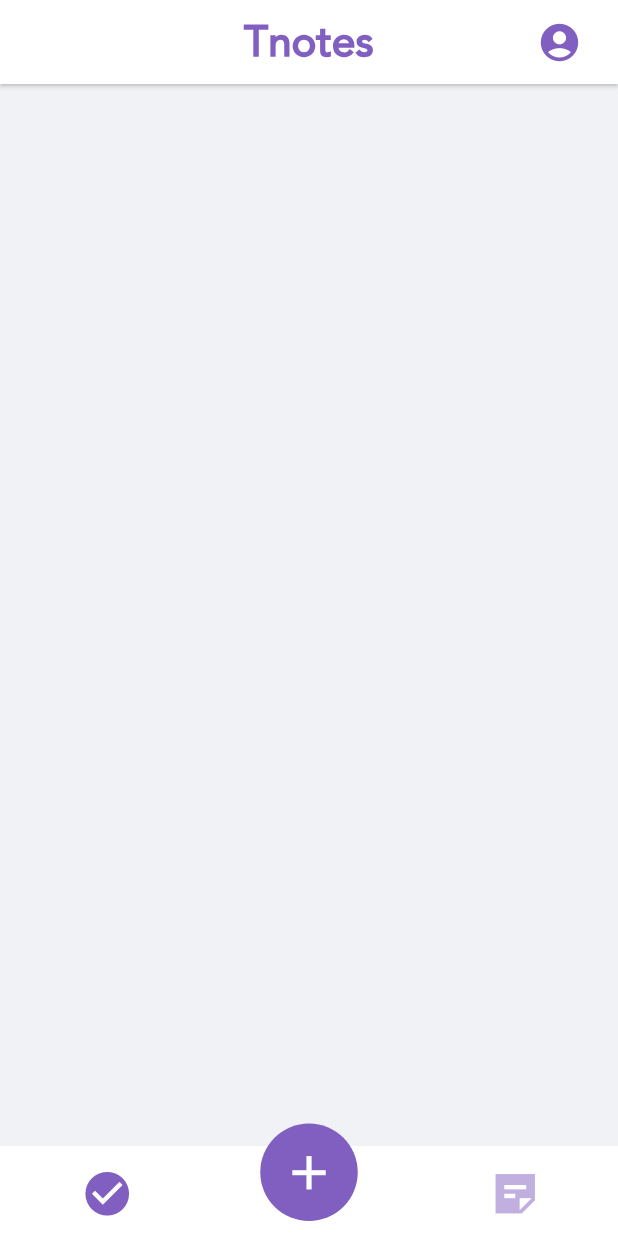
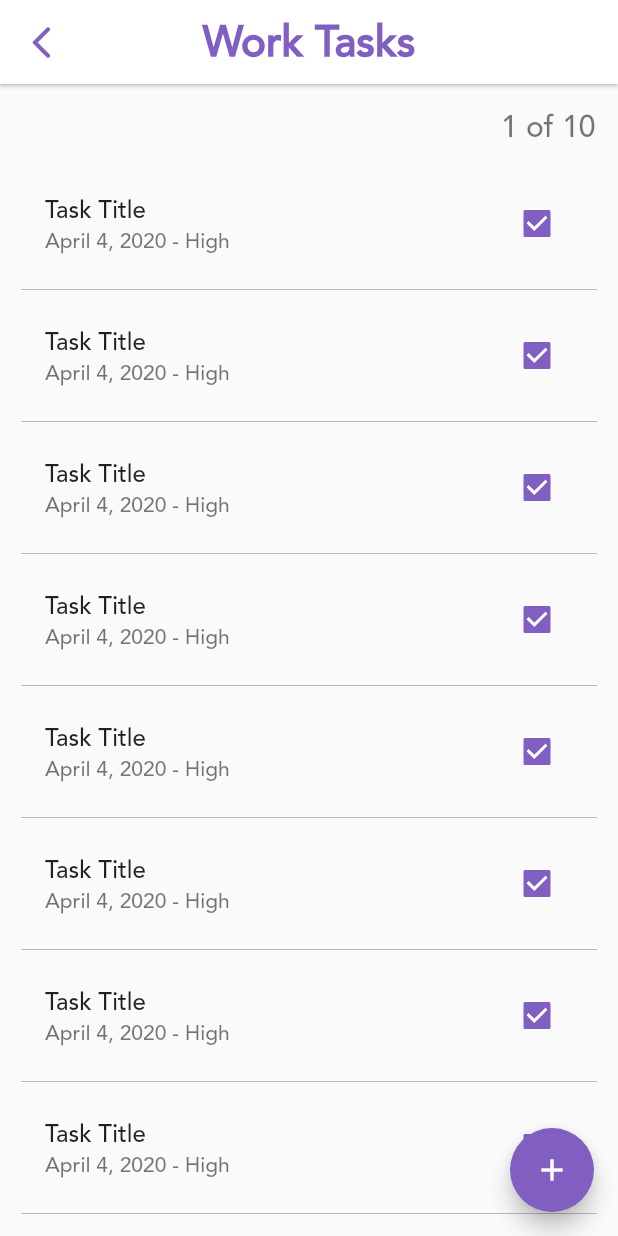
Before and after one commit to viniciussouzacss/Tnotes_app, a Flutter app: the screen it shows after launch, after a tap on the "add" icon, on a phone screen of 412 x 824 dp. Run offline on Flutter 3.47's test engine with Material 2 defaults, Android fonts, the phone set to English and light mode, and no system bars.

Commit message:
feat: add TaskPage.

```diff
--- a/lib/main.dart
+++ b/lib/main.dart
@@ -1,5 +1,5 @@
 import 'dart:async';
-import 'HomePage.dart';
+import 'pages/HomePage.dart';
 import 'package:flutter/material.dart';
 
 void main() {
--- a/lib/HomePage.dart
+++ b/lib/pages/HomePage.dart
@@ -1,4 +1,5 @@
 import 'package:flutter/material.dart';
+import 'package:tnotes_app/pages/TaskPage.dart';
 
 class HomePage extends StatelessWidget {
   @override
@@ -139,7 +140,7 @@ class _homePageState extends State<homePage> {
                             ),
                             child: FloatingActionButton(
                               onPressed: () {
-                                // Add your onPressed code here!
+                                openTaskPage();
                               },
                               child: const Icon(
                                 Icons.add,
@@ -168,4 +169,9 @@ class _homePageState extends State<homePage> {
     filterType = filter;
     setState(() {});
   }
+
+  void openTaskPage() {
+    Navigator.push(
+        context, MaterialPageRoute(builder: (context) => TaskPage()));
+  }
 }
--- /dev/null
+++ b/lib/pages/TaskPage.dart
@@ -0,0 +1,103 @@
+import 'package:flutter/material.dart';
+import 'HomePage.dart';
+
+class TaskPage extends StatefulWidget {
+  @override
+  _TaskPageState createState() => _TaskPageState();
+}
+
+class _TaskPageState extends State<TaskPage> {
+  Widget _buildItemTask(int index) {
+    return Padding(
+        padding: EdgeInsets.symmetric(horizontal: 14.0),
+        child: Column(
+          children: <Widget>[
+            ListTile(
+              title: Text('Task Title'),
+              subtitle: Text('April 4, 2020 - High'),
+              trailing: Checkbox(
+                onChanged: (value) {
+                  print(value);
+                },
+                activeColor: Color(0xff815FC0),
+                value: true,
+              ),
+            ),
+            Divider(
+              color: Colors.black26,
+            ),
+          ],
+        ));
+  }
+
+  @override
+  Widget build(BuildContext context) {
+    return Scaffold(
+      appBar: AppBar(
+        backgroundColor: Colors.white,
+        elevation: 1.0,
+        shadowColor: Color(0xffdbdbdb),
+        centerTitle: true,
+        title: Text(
+          "Work Tasks",
+          style: TextStyle(
+              fontSize: 28,
+              fontWeight: FontWeight.bold,
+              color: Color(0xff815FC0)),
+        ),
+        leading: Builder(
+          builder: (BuildContext context) {
+            return IconButton(
+              icon: Icon(
+                Icons.arrow_back_ios_rounded,
+                color: Color(0xff815FC0),
+                size: 26,
+              ),
+              onPressed: () {
+                returnHomePage();
+              },
+              focusColor: Colors.transparent,
+              highlightColor: Colors.transparent,
+              hoverColor: Colors.transparent,
+              splashColor: Colors.transparent,
+            );
+          },
+        ),
+      ),
+      body: ListView.builder(
+        itemCount: 10,
+        itemBuilder: (BuildContext context, int index) {
+          if (index == 0) {
+            return Column(
+              crossAxisAlignment: CrossAxisAlignment.end,
+              children: <Widget>[
+                Padding(
+                  padding: EdgeInsets.all(15.0),
+                  child: Text(
+                    '1 of 10',
+                    style: TextStyle(
+                      color: Colors.black54,
+                      fontSize: 20.0,
+                      fontWeight: FontWeight.w600,
+                    ),
+                  ),
+                ),
+              ],
+            );
+          }
+          return _buildItemTask(index);
+        },
+      ),
+      floatingActionButton: FloatingActionButton(
+        backgroundColor: Color(0xff815FC0),
+        child: Icon(Icons.add),
+        onPressed: () => print('Navigate to add task page'),
+      ),
+    );
+  }
+
+  void returnHomePage() {
+    Navigator.push(
+        context, MaterialPageRoute(builder: (context) => HomePage()));
+  }
+}
```
